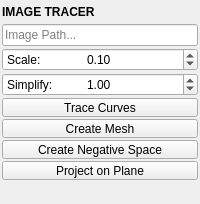
Before: the Qt Designer form mayatk/nurbs_utils/image_tracer.ui in m3trik/mayatk, drawn with Qt 5.
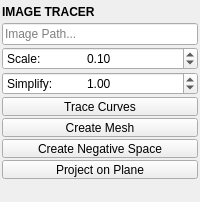
After: the same form once the commit is applied. Custom widgets are drawn as their Qt base class.

Diff of the .ui file:
```diff
--- a/mayatk/nurbs_utils/image_tracer.ui
+++ b/mayatk/nurbs_utils/image_tracer.ui
@@ -38,7 +38,7 @@
       <property name="minimumSize">
        <size>
         <width>0</width>
-        <height>20</height>
+        <height>19</height>
        </size>
       </property>
       <property name="font">
@@ -179,13 +179,13 @@
       <property name="minimumSize">
        <size>
         <width>0</width>
-        <height>20</height>
+        <height>19</height>
        </size>
       </property>
       <property name="maximumSize">
        <size>
         <width>16777215</width>
-        <height>20</height>
+        <height>19</height>
        </size>
       </property>
      </widget>
```
